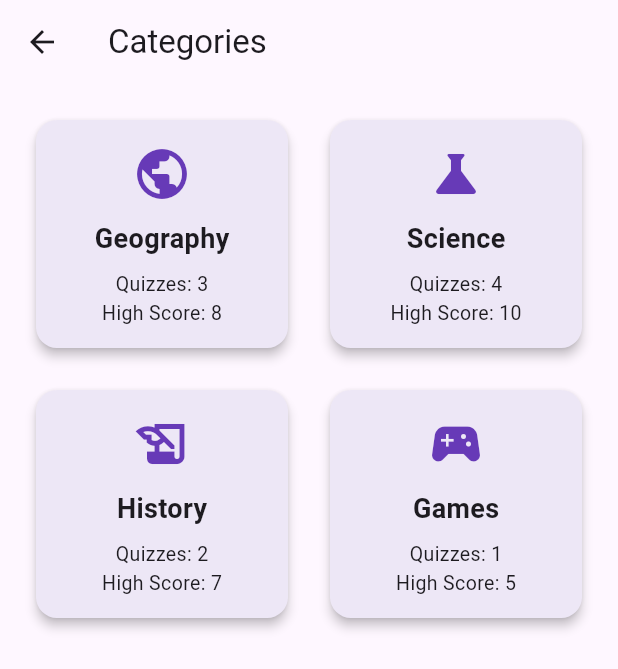
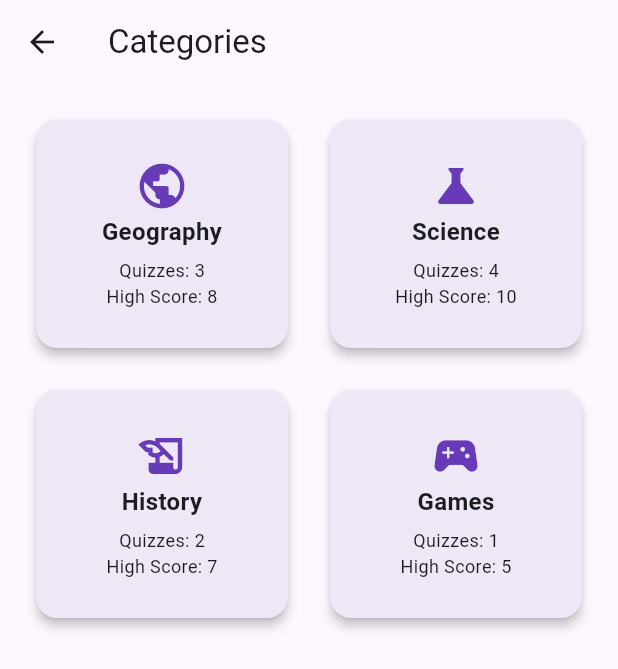
Before and after one commit to peterkure3/quizmo, a Flutter app: the CategoriesScreen screen opened directly, on a phone screen of 412 x 824 dp. Shown: the top 669 px of the screen. Run offline on Flutter 3.47's test engine with Material 3 defaults, Android fonts, the phone set to English and light mode, and no system bars; our stand-ins replace shared_preferences; accounts and stored records are empty.

Commit message:
Fix: RenderFlex error in Categories screen

```diff
--- a/lib/screens/categories_screen.dart
+++ b/lib/screens/categories_screen.dart
@@ -1,22 +1,27 @@
 import 'package:flutter/material.dart';
 
 class CategoriesScreen extends StatelessWidget {
-  const CategoriesScreen({Key? key}) : super(key: key);
+  const CategoriesScreen({super.key});
 
   static final List<_CategoryData> categories = [
-    _CategoryData('Geography', Icons.public, quizzes: 3, highScore: 8),
-    _CategoryData('Science', Icons.science, quizzes: 4, highScore: 10),
-    _CategoryData('History', Icons.history_edu, quizzes: 2, highScore: 7),
-    _CategoryData('Games', Icons.sports_esports, quizzes: 1, highScore: 5),
+    const _CategoryData('Geography', Icons.public, quizzes: 3, highScore: 8),
+    const _CategoryData('Science', Icons.science, quizzes: 4, highScore: 10),
+    const _CategoryData('History', Icons.history_edu, quizzes: 2, highScore: 7),
+    const _CategoryData('Games', Icons.sports_esports, quizzes: 1, highScore: 5),
   ];
 
   @override
   Widget build(BuildContext context) {
     return Scaffold(
       appBar: AppBar(title: const Text('Categories')),
-      body: Padding(
+      body: SafeArea(
+        child: Padding(
           padding: const EdgeInsets.all(20.0),
-        child: GridView.builder(
+          child: LayoutBuilder(
+            builder: (context, constraints) {
+              return GridView.builder(
+                shrinkWrap: true,
+                physics: const ClampingScrollPhysics(),
                 gridDelegate: const SliverGridDelegateWithFixedCrossAxisCount(
                   crossAxisCount: 2,
                   mainAxisSpacing: 20,
@@ -36,6 +41,9 @@ class CategoriesScreen extends StatelessWidget {
                     },
                   );
                 },
+              );
+            },
+          ),
         ),
       ),
     );
@@ -68,16 +76,29 @@ class _CategoryCard extends StatelessWidget {
         shape: RoundedRectangleBorder(borderRadius: BorderRadius.circular(14)),
         color: Colors.deepPurple[50],
         child: Padding(
-          padding: const EdgeInsets.all(16.0),
+          padding: const EdgeInsets.all(12.0),
           child: Column(
+            mainAxisSize: MainAxisSize.min,
             mainAxisAlignment: MainAxisAlignment.center,
             children: [
-              Icon(icon, size: 40, color: Colors.deepPurple),
-              const SizedBox(height: 10),
-              Text(label, style: const TextStyle(fontSize: 18, fontWeight: FontWeight.bold)),
+              Flexible(child: Icon(icon, size: 36, color: Colors.deepPurple)),
               const SizedBox(height: 8),
-              Text('Quizzes: $quizzes', style: const TextStyle(fontSize: 13)),
-              Text('High Score: $highScore', style: const TextStyle(fontSize: 13)),
+              Flexible(
+                child: Text(
+                  label,
+                  style: const TextStyle(fontSize: 16, fontWeight: FontWeight.bold),
+                  textAlign: TextAlign.center,
+                  overflow: TextOverflow.ellipsis,
+                  maxLines: 2,
+                ),
+              ),
+              const SizedBox(height: 6),
+              Flexible(
+                child: Text('Quizzes: $quizzes', style: const TextStyle(fontSize: 12), overflow: TextOverflow.ellipsis),
+              ),
+              Flexible(
+                child: Text('High Score: $highScore', style: const TextStyle(fontSize: 12), overflow: TextOverflow.ellipsis),
+              ),
             ],
           ),
         ),
```
Lines whose indentation alone changed are shown as unchanged.
